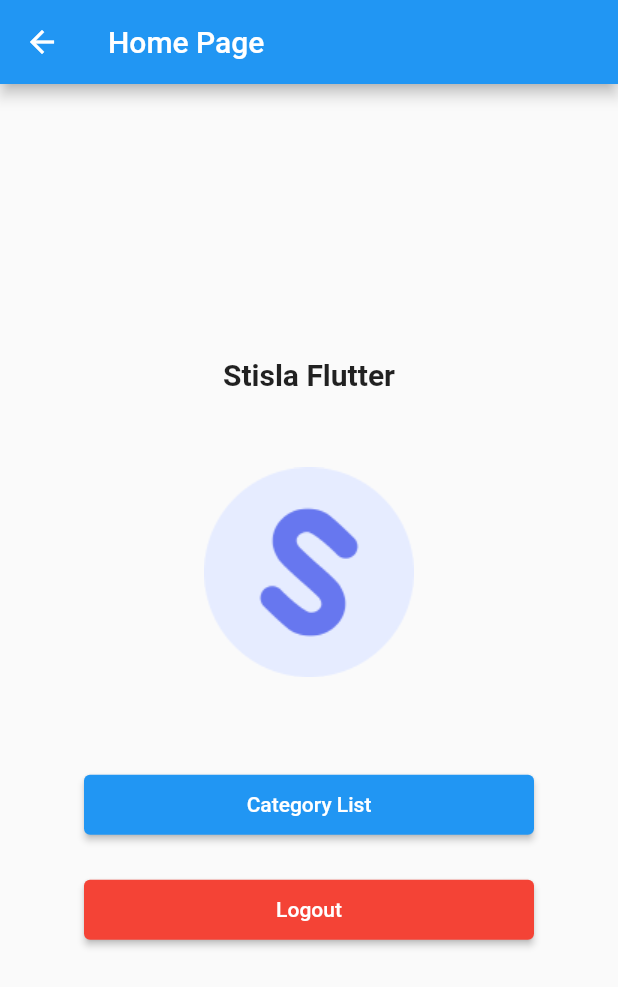
After one commit to AhmadRafif22/stisla_flutter_1, a Flutter app: the HomePage screen opened by its route, on a phone screen of 412 x 824 dp. The commit adds this screen. Shown: the top 987 px of the screen. Run offline on Flutter 3.47's test engine with Material 2 defaults, Android fonts, the phone set to English and light mode, and no system bars; our stand-ins replace shared_preferences; accounts and stored records are empty.

Commit message:
add home page

```diff
--- a/lib/main.dart
+++ b/lib/main.dart
@@ -2,6 +2,7 @@ import 'package:flutter/material.dart';
 import 'package:provider/provider.dart';
 import 'package:stisla_flutter/page/listpage.dart';
 import 'package:stisla_flutter/page/login.dart';
+import 'package:stisla_flutter/page/homepage.dart';
 
 void main() {
   runApp(MyApp());
@@ -22,6 +23,7 @@ class MyApp extends StatelessWidget {
       routes: {
         "/": (context) => const LoginPage(),
         "/listpage": (context) => const ListPage(),
+        "/homepage": (context) => const HomePage(),
       },
       initialRoute: "/",
       title: 'Flutter Demo',
--- a/lib/models/category.dart
+++ b/lib/models/category.dart
@@ -8,6 +8,13 @@ class Category {
     this.id,
     required this.name,
   });
+
+  factory Category.fromJson(Map<String, dynamic> json) {
+    return Category(
+      id: json['id'],
+      name: json['name'],
+    );
+  }
 
   factory Category.createCategory(Map<String, dynamic> object) {
     return Category(
@@ -42,7 +49,7 @@ class Category {
 
   String toJson() => json.encode(toMap());
 
-  factory Category.fromJson(String source) =>
+  factory Category.fromJson1(String source) =>
       Category.fromMap(json.decode(source) as Map<String, dynamic>);
 
   @override
--- /dev/null
+++ b/lib/page/homepage.dart
@@ -0,0 +1,119 @@
+// import 'dart:js';
+
+import 'package:flutter/material.dart';
+import 'package:provider/provider.dart';
+
+import 'package:stisla_flutter/Service/auth_service.dart';
+import 'package:stisla_flutter/Service/globals.dart';
+
+import 'package:http/http.dart' as http;
+import 'package:stisla_flutter/page/listpage.dart';
+import 'dart:convert';
+
+import 'package:stisla_flutter/page/login.dart';
+
+import '../Service/category_service.dart';
+
+class HomePage extends StatefulWidget {
+  const HomePage({super.key});
+
+  @override
+  State<HomePage> createState() => _HomePageState();
+}
+
+class _HomePageState extends State<HomePage> {
+  @override
+  void initState() {
+    // TODO: implement initState
+    super.initState();
+    // context.read<CategoryService>.categoryList();
+  }
+
+  logoutPressed() async {
+    http.Response response = await AuthServices.logout();
+
+    if (response.statusCode == 204) {
+      Navigator.pushAndRemoveUntil(
+        context,
+        MaterialPageRoute(
+          builder: (BuildContext context) => const LoginPage(),
+        ),
+        (route) => false,
+      );
+    } else {
+      Navigator.push(
+          context,
+          MaterialPageRoute(
+            builder: (BuildContext context) => const HomePage(),
+          ));
+    }
+  }
+
+  @override
+  Widget build(BuildContext context) {
+    return Scaffold(
+      appBar: AppBar(
+        title: const Text("Home Page"),
+      ),
+      body: Padding(
+        padding: const EdgeInsets.all(8.0),
+        child: Column(
+          mainAxisAlignment: MainAxisAlignment.center,
+          crossAxisAlignment: CrossAxisAlignment.center,
+          children: [
+            Container(
+              child: Text(
+                "Stisla Flutter",
+                style: TextStyle(
+                  fontWeight: FontWeight.bold,
+                  fontSize: 20,
+                ),
+              ),
+            ),
+            SizedBox(
+              height: 50.0,
+            ),
+            Row(
+              crossAxisAlignment: CrossAxisAlignment.center,
+              mainAxisAlignment: MainAxisAlignment.center,
+              children: [
+                Image.asset('assets/images/logo.png'),
+              ],
+            ),
+            SizedBox(
+              height: 50.0,
+            ),
+            Container(
+              margin: EdgeInsets.all(15.0),
+              width: 300,
+              height: 40,
+              // convert button
+              child: ElevatedButton(
+                onPressed: () {
+                  Navigator.push(
+                    context,
+                    MaterialPageRoute(builder: (context) => const ListPage()),
+                  );
+                },
+                child: Text('Category List'),
+              ),
+            ),
+            Container(
+              margin: EdgeInsets.all(15.0),
+              width: 300,
+              height: 40,
+              // convert button
+              child: ElevatedButton(
+                onPressed: logoutPressed,
+                style: ElevatedButton.styleFrom(
+                  primary: Colors.red, // Background color
+                ),
+                child: Text('Logout'),
+              ),
+            ),
+          ],
+        ),
+      ),
+    );
+  }
+}
--- a/pubspec.yaml
+++ b/pubspec.yaml
@@ -63,9 +63,10 @@ flutter:
   uses-material-design: true
 
   # To add assets to your application, add an assets section, like this:
-  # assets:
+  assets:
   #   - images/a_dot_burr.jpeg
   #   - images/a_dot_ham.jpeg
+      - assets/images/logo.png
 
   # An image asset can refer to one or more resolution-specific "variants", see
   # https://flutter.dev/assets-and-images/#resolution-aware
```
Also changed, not shown: lib/Service/category_service.dart (+12 -16 lines), lib/page/listpage.dart (+33 -35 lines), lib/page/login.dart (+8 -5 lines), assets/images/logo.png (added).
